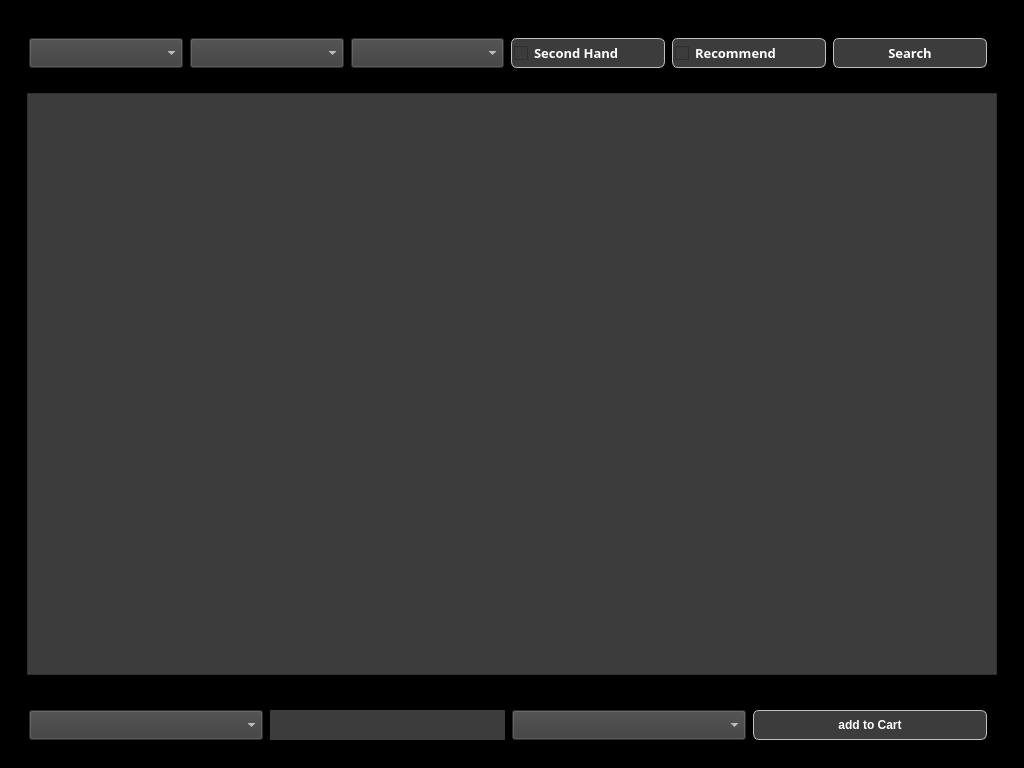
Above: ui.ui from huangchenghan/database_project before the change. Below: the same form after it.
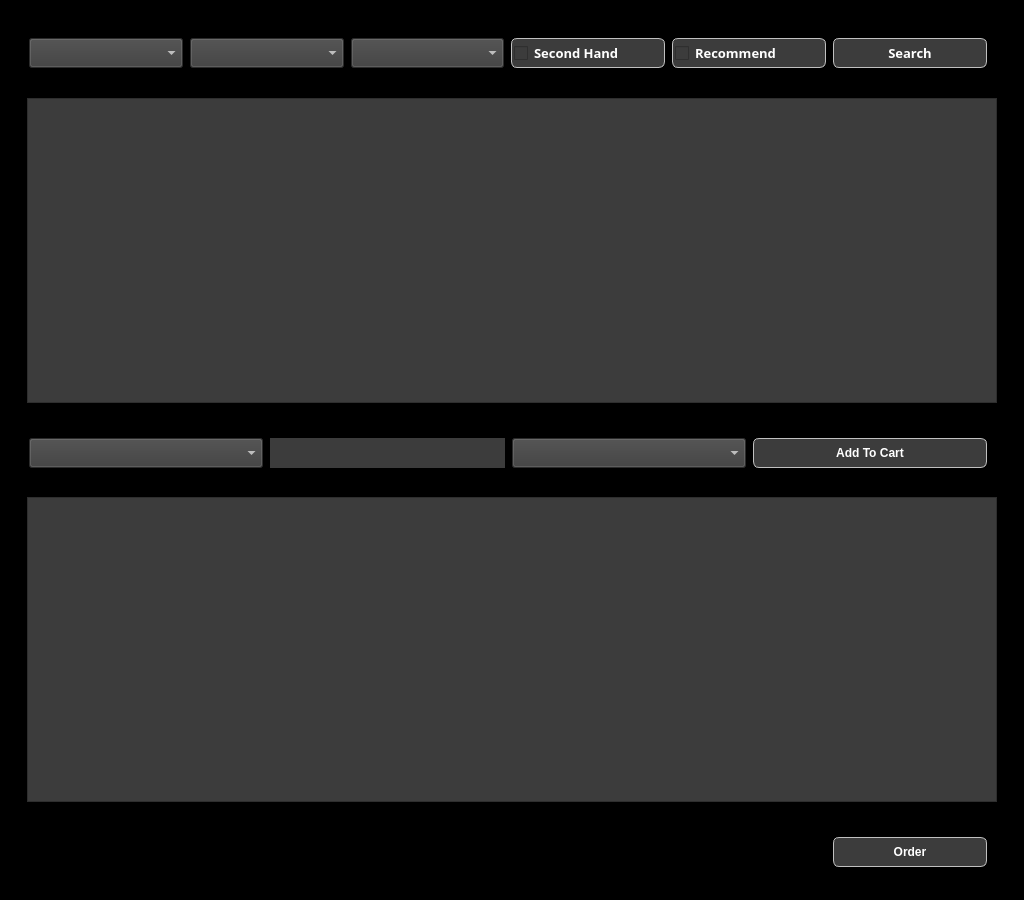
That is the form after the change.

Commit message:
frontend_version2
change ui

The edit to the form file:
```diff
--- a/ui.ui
+++ b/ui.ui
@@ -7,7 +7,7 @@
     <x>0</x>
     <y>0</y>
     <width>1024</width>
-    <height>768</height>
+    <height>900</height>
    </rect>
   </property>
   <property name="windowTitle">
@@ -20,7 +20,7 @@
    <layout class="QHBoxLayout" name="horizontalLayout">
     <item>
      <widget class="QWidget" name="widget" native="true">
-      <layout class="QVBoxLayout" name="verticalLayout" stretch="1,10,1">
+      <layout class="QVBoxLayout" name="verticalLayout" stretch="1,5,1,5,1">
        <item>
         <widget class="QWidget" name="widget_2" native="true">
          <widget class="QComboBox" name="brand_comboBox">
@@ -202,7 +202,7 @@
 padding: 2 2px 2 2px;</string>
           </property>
           <property name="text">
-           <string>add to Cart</string>
+           <string>Add To Cart</string>
           </property>
          </widget>
          <widget class="QLabel" name="product_label">
@@ -255,6 +255,47 @@
          </widget>
         </widget>
        </item>
+       <item>
+        <widget class="QWidget" name="widget_5" native="true">
+         <layout class="QHBoxLayout" name="horizontalLayout_2">
+          <item>
+           <widget class="QTableWidget" name="cart_tableWidget">
+            <property name="styleSheet">
+             <string notr="true">color: rgb(255, 255, 255);
+background-color: rgb(60, 60, 60);</string>
+            </property>
+           </widget>
+          </item>
+         </layout>
+        </widget>
+       </item>
+       <item>
+        <widget class="QWidget" name="widget_6" native="true">
+         <widget class="QPushButton" name="order_pushButton">
+          <property name="geometry">
+           <rect>
+            <x>815</x>
+            <y>20</y>
+            <width>154</width>
+            <height>30</height>
+           </rect>
+          </property>
+          <property name="styleSheet">
+           <string notr="true">color: rgb(255, 255, 255);
+ font: 10pt &quot;Rockwell&quot;; 
+background-color: rgb(60, 60, 60); 
+font: bold; 
+border: 1px solid silver; 
+border-radius: 6px;
+subcontrol-origin:  margin; 
+padding: 2 2px 2 2px;</string>
+          </property>
+          <property name="text">
+           <string>Order</string>
+          </property>
+         </widget>
+        </widget>
+       </item>
       </layout>
      </widget>
     </item>
```
The commit also changes 1 other file.
